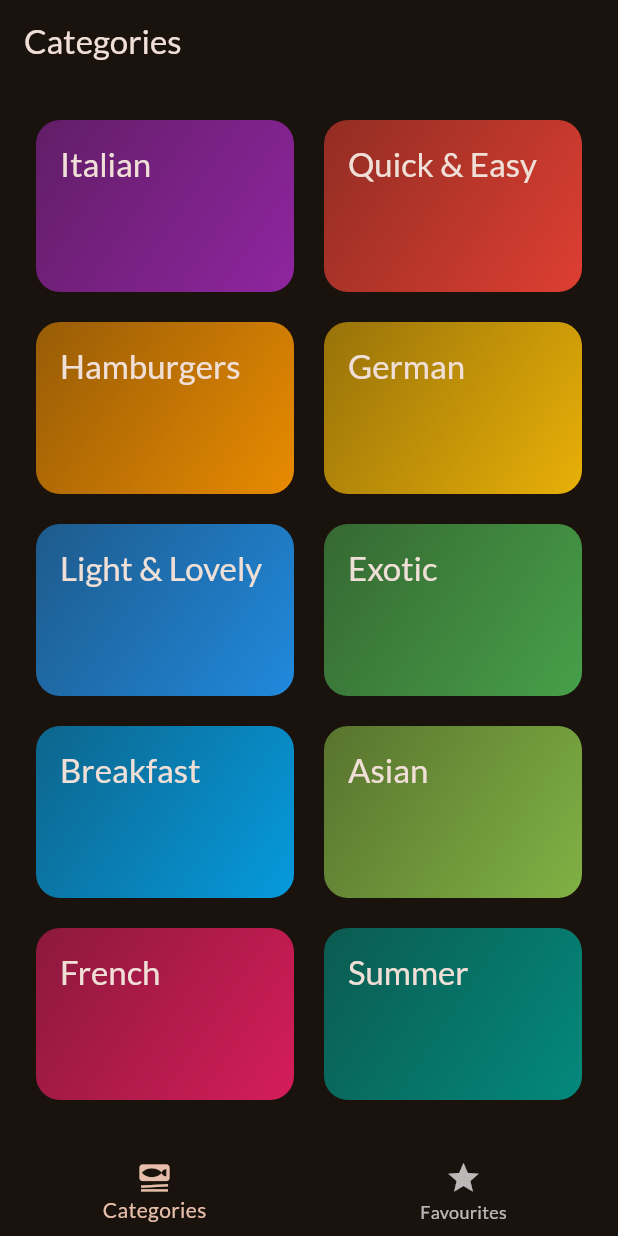
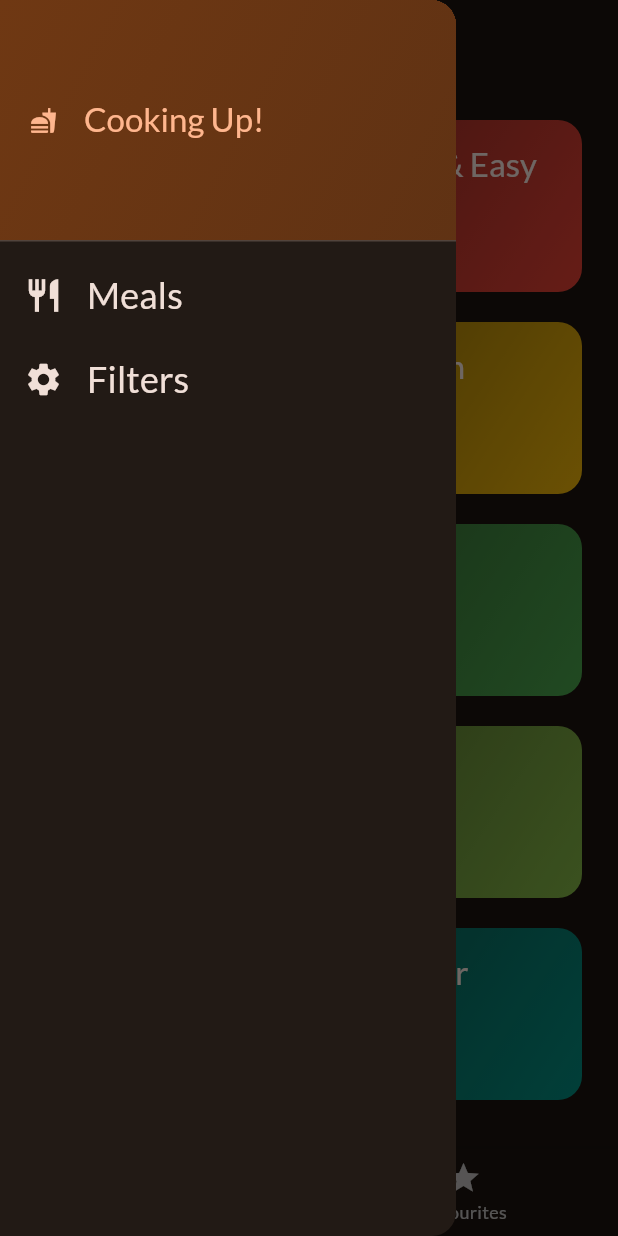
Before and after one commit to CodeLaboratory-Patrick/Flutter_MealsDemo, a Flutter app: the screen it shows after launch, with the side drawer open (before the commit the screen has no drawer), on a phone screen of 412 x 824 dp. Run offline on Flutter 3.47's test engine with Material 3 defaults, Android fonts, the phone set to English and light mode, and no system bars; our stand-ins replace google_fonts, transparent_image.

Commit message:
Adding a Side Drawer.

```diff
--- a/lib/screens/tabs.dart
+++ b/lib/screens/tabs.dart
@@ -3,6 +3,7 @@ import 'package:flutter/material.dart';
 import 'package:meals/models/meal.dart';
 import 'package:meals/screens/categories.dart';
 import 'package:meals/screens/meals.dart';
+import 'package:meals/widgets/main_drawer.dart';
 
 class TabsScreen extends StatefulWidget {
   const TabsScreen({super.key});
@@ -66,6 +67,7 @@ class _TabsScreenState extends State<TabsScreen> {
       appBar: AppBar(
         title: Text(activePageTitle),
       ),
+      drawer: const MainDrawer(),
       body: activePage,
       bottomNavigationBar: BottomNavigationBar(
         onTap: _selectPage,
--- /dev/null
+++ b/lib/widgets/main_drawer.dart
@@ -0,0 +1,72 @@
+import 'package:flutter/material.dart';
+
+class MainDrawer extends StatelessWidget {
+  const MainDrawer({super.key});
+  @override
+  Widget build(BuildContext context) {
+    return Drawer(
+      child: Column(
+        children: [
+          DrawerHeader(
+            padding: const EdgeInsets.all(20),
+            decoration: BoxDecoration(
+                gradient: LinearGradient(
+              colors: [
+                Theme.of(context).colorScheme.primaryContainer,
+                Theme.of(context).colorScheme.primaryContainer.withOpacity(0.8),
+              ],
+              begin: Alignment.topLeft,
+              end: Alignment.bottomRight,
+            )),
+            child: Row(
+              children: [
+                Icon(
+                  Icons.fastfood,
+                  size: 18,
+                  color: Theme.of(context).colorScheme.primary,
+                ),
+                const SizedBox(width: 18),
+                Text(
+                  'Cooking Up!',
+                  style: Theme.of(context).textTheme.titleLarge!.copyWith(
+                        color: Theme.of(context).colorScheme.primary,
+                      ),
+                ),
+              ],
+            ),
+          ),
+          ListTile(
+            leading: Icon(
+              Icons.restaurant,
+              size: 26,
+              color: Theme.of(context).colorScheme.onBackground,
+            ),
+            title: Text(
+              'Meals',
+              style: Theme.of(context).textTheme.titleSmall!.copyWith(
+                    color: Theme.of(context).colorScheme.onBackground,
+                    fontSize: 24,
+                  ),
+            ),
+            onTap: () {},
+          ),
+          ListTile(
+            leading: Icon(
+              Icons.settings,
+              size: 26,
+              color: Theme.of(context).colorScheme.onBackground,
+            ),
+            title: Text(
+              'Filters',
+              style: Theme.of(context).textTheme.titleSmall!.copyWith(
+                    color: Theme.of(context).colorScheme.onBackground,
+                    fontSize: 24,
+                  ),
+            ),
+            onTap: () {},
+          ),
+        ],
+      ),
+    );
+  }
+}
```
